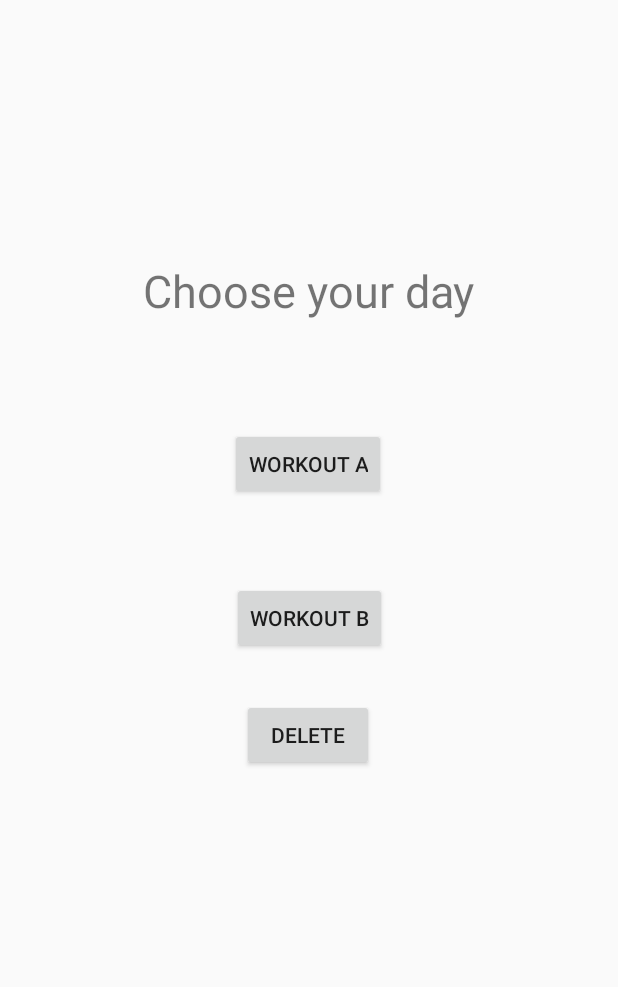
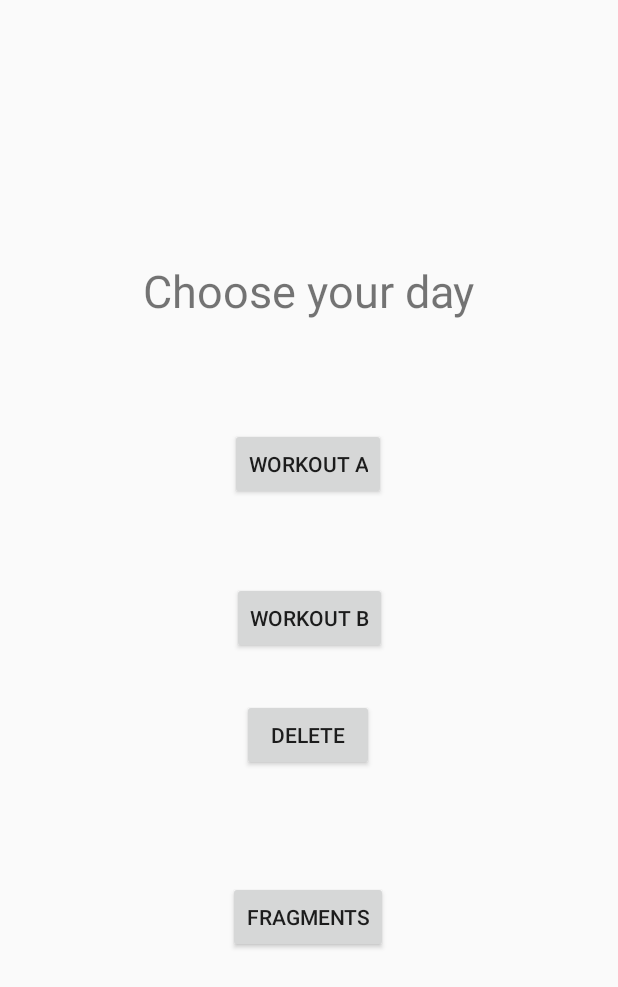
Before and after one commit to sisva18/AndroidBeta, an Android app: the WorkoutsActivity screen opened directly, with no data from a screen before it, on a phone screen of 412 x 824 dp. Shown: the top 987 px of the screen. Run offline under Robolectric (Android 15) with nearby library versions, the phone set to English and light mode, and no system bars.

Commit message:
just fragmenttests

```diff
--- a/AndroidProject-master/app/src/main/AndroidManifest.xml
+++ b/AndroidProject-master/app/src/main/AndroidManifest.xml
@@ -9,7 +9,7 @@
         android:roundIcon="@mipmap/ic_launcher_round"
         android:supportsRtl="true"
         android:theme="@style/AppTheme">
-
+        <activity android:name=".TestFragmentsActivity"></activity>
         <activity android:name=".DeadliftActivity" />
         <activity android:name=".RowListActivity" />
         <activity android:name=".OhpListActivity" />
--- a/AndroidProject-master/app/src/main/res/layout/activity_workouts.xml
+++ b/AndroidProject-master/app/src/main/res/layout/activity_workouts.xml
@@ -54,6 +54,17 @@
         app:layout_constraintTop_toTopOf="@+id/workoutA"
         app:layout_constraintVertical_bias="0.368" />
 
+    <Button
+        android:id="@+id/fragmentTest"
+        android:layout_width="wrap_content"
+        android:layout_height="wrap_content"
+        android:text="Fragments"
+        app:layout_constraintBottom_toBottomOf="parent"
+        app:layout_constraintHorizontal_bias="0.498"
+        app:layout_constraintLeft_toLeftOf="parent"
+        app:layout_constraintRight_toRightOf="parent"
+        app:layout_constraintTop_toTopOf="@+id/workoutA"
+        app:layout_constraintVertical_bias="0.615" />
 
 
 </androidx.constraintlayout.widget.ConstraintLayout>
```
Also changed, not shown: AndroidProject-master/app/src/main/java/com/example/a5x5prototype/DemoFragment.java (added, +34 -0 lines), AndroidProject-master/app/src/main/java/com/example/a5x5prototype/FragmentDemoAdapter.java (added, +30 -0 lines), AndroidProject-master/app/src/main/java/com/example/a5x5prototype/TestFragmentsActivity.java (added, +20 -0 lines), AndroidProject-master/app/src/main/java/com/example/a5x5prototype/WorkoutsActivity.java (+10 -0 lines), AndroidProject-master/app/src/main/res/layout/activity_test_fragments.xml (added, +15 -0 lines), AndroidProject-master/app/src/main/res/layout/fragment_demo.xml (added, +19 -0 lines).
